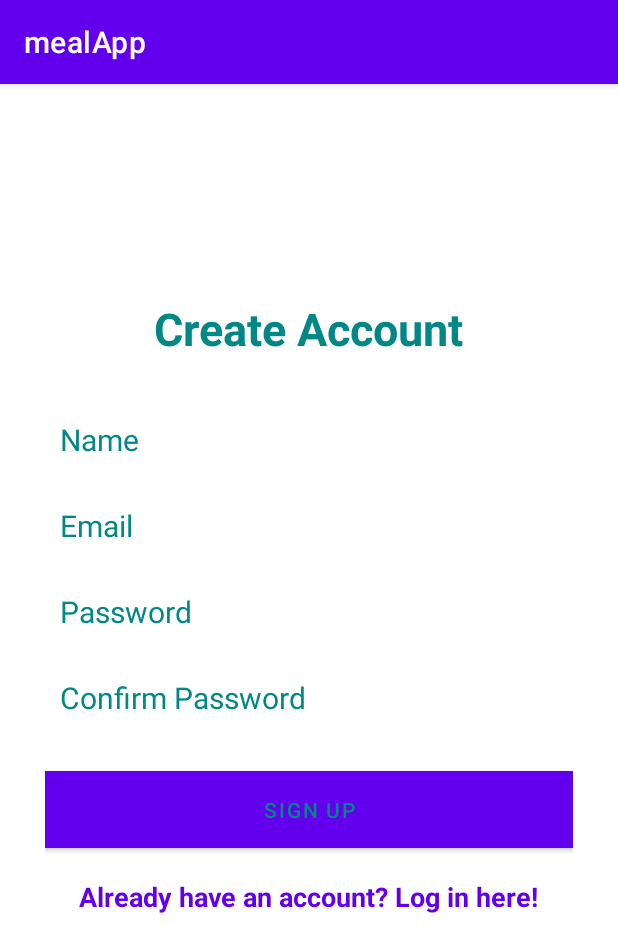
After one commit to kabue-moringa/meal-App, an Android app: the CreateAccountActivity screen opened directly, with no data from a screen before it, on a phone screen of 412 x 824 dp. The commit adds this screen. Shown: the top 952 px of the screen. Run offline under Robolectric (Android 15) with nearby library versions, the phone set to English and light mode, and no system bars.

Commit message:
make changes

```diff
--- a/app/build.gradle
+++ b/app/build.gradle
@@ -68,5 +68,7 @@ dependencies {
     implementation platform('com.google.firebase:firebase-bom:26.4.0')
     implementation 'com.google.firebase:firebase-analytics'
     apply plugin: 'com.google.gms.google-services'
+//    auth
+    implementation 'com.google.firebase:firebase-auth'
 
 }
--- a/app/src/main/AndroidManifest.xml
+++ b/app/src/main/AndroidManifest.xml
@@ -1,6 +1,6 @@
 <?xml version="1.0" encoding="utf-8"?>
 <manifest xmlns:android="http://schemas.android.com/apk/res/android"
-    package="com.moringaschool.mealapp" >
+    package="com.moringaschool.mealapp">
 
     <uses-permission android:name="android.permission.INTERNET" />
     <uses-permission android:name="android.permission.INTERNET" />
@@ -11,16 +11,16 @@
         android:label="@string/app_name"
         android:roundIcon="@mipmap/ic_launcher_round"
         android:supportsRtl="true"
-        android:theme="@style/Theme.MealApp" >
-        <activity android:name=".ui.SavedMealList" >
-        </activity>
+        android:theme="@style/Theme.MealApp">
+        <activity android:name=".ui.CreateAccountActivity"></activity>
+        <activity android:name=".ui.SavedMealList"></activity>
         <activity android:name=".ui.MealDetailActivity" />
-        <activity android:name=".MealListActivity" >
+        <activity android:name=".MealListActivity">
             <meta-data
                 android:name="android.support.PARENT_ACTIVITY"
-                android:value="com.moringaschool.mealapp.MainActivity" />
+                android:value="com.moringaschool.mealapp.ui.MainActivity" />
         </activity>
-        <activity android:name=".MainActivity" >
+        <activity android:name=".ui.MainActivity">
             <intent-filter>
                 <action android:name="android.intent.action.MAIN" />
 
--- /dev/null
+++ b/app/src/main/java/com/moringaschool/mealapp/ui/CreateAccountActivity.java
@@ -0,0 +1,16 @@
+package com.moringaschool.mealapp.ui;
+
+import androidx.appcompat.app.AppCompatActivity;
+
+import android.os.Bundle;
+
+import com.moringaschool.mealapp.R;
+
+public class CreateAccountActivity extends AppCompatActivity {
+
+    @Override
+    protected void onCreate(Bundle savedInstanceState) {
+        super.onCreate(savedInstanceState);
+        setContentView(R.layout.activity_create_account);
+    }
+}
--- a/app/src/main/java/com/moringaschool/mealapp/MainActivity.java
+++ b/app/src/main/java/com/moringaschool/mealapp/ui/MainActivity.java
@@ -1,16 +1,13 @@
-package com.moringaschool.mealapp;
+package com.moringaschool.mealapp.ui;
 
 import androidx.annotation.NonNull;
 import androidx.appcompat.app.AppCompatActivity;
 
 import android.content.Intent;
-import android.content.SharedPreferences;
 import android.os.Bundle;
-import android.preference.PreferenceManager;
 import android.util.Log;
 import android.view.View;
 import android.widget.Button;
-import android.widget.EditText;
 import android.widget.TextView;
 
 import com.google.firebase.database.DataSnapshot;
@@ -18,6 +15,9 @@ import com.google.firebase.database.DatabaseError;
 import com.google.firebase.database.DatabaseReference;
 import com.google.firebase.database.FirebaseDatabase;
 import com.google.firebase.database.ValueEventListener;
+import com.moringaschool.mealapp.Constants;
+import com.moringaschool.mealapp.MealListActivity;
+import com.moringaschool.mealapp.R;
 
 import butterknife.BindView;
 import butterknife.ButterKnife;
@@ -34,7 +34,7 @@ private DatabaseReference mSearchedMealReference;
 
 //    binding with butterknife
 @BindView(R.id.findMealsButton) Button mFindMealsButton;
-    @BindView(R.id.mealEditText) EditText mMealEditText;
+//    @BindView(R.id.mealEditText) EditText mMealEditText;
     @BindView(R.id.appNameTextView)TextView mAppNameTextView;
 
 
@@ -74,16 +74,16 @@ private DatabaseReference mSearchedMealReference;
     @Override
     public void onClick(View v){
         if (v == mFindMealsButton) {
-            String meal = mMealEditText.getText().toString();
+//            String meal = mMealEditText.getText().toString();
 
-            saveMealToFirebase(meal);
+//            saveMealToFirebase(meal);
 
 //            if(!(location).equals("")) {
 //                addToSharedPreferences(location);
 //            }
 
             Intent intent = new Intent(MainActivity.this, MealListActivity.class);
-            intent.putExtra("meal", meal);
+//            intent.putExtra("meal", meal);
             startActivity(intent);
         }
     }
--- /dev/null
+++ b/app/src/main/res/layout/activity_create_account.xml
@@ -0,0 +1,105 @@
+<?xml version="1.0" encoding="utf-8"?>
+<RelativeLayout xmlns:android="http://schemas.android.com/apk/res/android"
+    xmlns:app="http://schemas.android.com/apk/res-auto"
+    xmlns:tools="http://schemas.android.com/tools"
+    android:layout_width="match_parent"
+    android:layout_height="match_parent"
+    tools:context=".ui.CreateAccountActivity">
+    <LinearLayout
+        android:orientation="vertical"
+        android:layout_width="match_parent"
+        android:layout_height="wrap_content"
+        android:padding="30dp"
+        android:layout_centerVertical="true"
+        android:layout_centerHorizontal="true"
+        android:id="@+id/linearLayout">
+
+        <EditText
+            android:id="@+id/nameEditText"
+            android:layout_width="match_parent"
+            android:layout_height="wrap_content"
+            android:background="@android:color/white"
+            android:hint="Name"
+            android:nextFocusDown="@+id/passwordEditText"
+            android:padding="10dp"
+            android:layout_marginBottom="10dp"
+            android:textColor="@android:color/black"
+            android:textColorHint="@color/teal_700"
+            android:textSize="20sp" />
+
+        <EditText
+            android:id="@+id/emailEditText"
+            android:layout_width="match_parent"
+            android:layout_height="wrap_content"
+            android:background="@android:color/white"
+            android:hint="Email"
+            android:inputType="textEmailAddress"
+            android:nextFocusDown="@+id/passwordEditText"
+            android:padding="10dp"
+            android:layout_marginBottom="10dp"
+            android:textColor="@android:color/black"
+            android:textColorHint="@color/teal_700"
+            android:textSize="20sp" />
+
+        <EditText
+            android:id="@+id/passwordEditText"
+            android:layout_width="match_parent"
+            android:layout_height="wrap_content"
+            android:background="@android:color/white"
+            android:hint="Password"
+            android:inputType="textPassword"
+            android:nextFocusDown="@+id/passwordEditText"
+            android:padding="10dp"
+            android:layout_marginBottom="10dp"
+            android:textColor="@android:color/black"
+            android:textColorHint="@color/teal_700"
+            android:textSize="20sp" />
+
+        <EditText
+            android:id="@+id/confirmPasswordEditText"
+            android:layout_width="match_parent"
+            android:layout_height="wrap_content"
+            android:background="@android:color/white"
+            android:hint="Confirm Password"
+            android:inputType="textPassword"
+            android:nextFocusDown="@+id/passwordEditText"
+            android:padding="10dp"
+            android:layout_marginBottom="10dp"
+            android:textColor="@android:color/black"
+            android:textColorHint="@color/teal_700"
+            android:textSize="20sp" />
+
+
+        <Button
+            android:id="@+id/createUserButton"
+            android:layout_width="match_parent"
+            android:layout_height="wrap_content"
+            android:padding="10dp"
+            android:text="Sign up"
+            android:background="@color/teal_700"
+            android:layout_marginTop="15dp"
+            android:textColor="@color/teal_700" />
+
+        <TextView
+            android:layout_width="wrap_content"
+            android:layout_height="wrap_content"
+            android:layout_marginTop="20dp"
+            android:textColor="@color/purple_500"
+            android:textStyle="bold"
+            android:textSize="18sp"
+            android:text="Already have an account? Log in here!"
+            android:id="@+id/loginTextView"
+            android:layout_gravity="center_horizontal" />
+
+    </LinearLayout>
+
+    <TextView
+        android:layout_width="wrap_content"
+        android:layout_height="wrap_content"
+        android:text="Create Account"
+        android:textColor="@color/teal_700"
+        android:textSize="30dp"
+        android:textStyle="bold"
+        android:layout_above="@+id/linearLayout"
+        android:layout_centerHorizontal="true" />
+</RelativeLayout>
--- a/app/src/main/res/layout/activity_main.xml
+++ b/app/src/main/res/layout/activity_main.xml
@@ -24,16 +24,16 @@
         android:layout_alignParentTop="true"
         android:layout_centerHorizontal="true"
         android:textStyle="bold" />
-    <EditText
-        android:layout_width="wrap_content"
-        android:layout_height="wrap_content"
-        android:id="@+id/mealEditText"
-        android:background="@color/purple_500"
-        android:layout_above="@+id/findMealsButton"
-        android:layout_marginBottom="10dp"
-        android:padding="5dp"
-        android:hint="Enter Zip Code"
-        android:layout_centerHorizontal="true" />
+<!--    <EditText-->
+<!--        android:layout_width="wrap_content"-->
+<!--        android:layout_height="wrap_content"-->
+<!--        android:id="@+id/mealEditText"-->
+<!--        android:background="@color/purple_500"-->
+<!--        android:layout_above="@+id/findMealsButton"-->
+<!--        android:layout_marginBottom="10dp"-->
+<!--        android:padding="5dp"-->
+<!--        android:hint="Enter Zip Code"-->
+<!--        android:layout_centerHorizontal="true" />-->
 
 <!--    <Button-->
 <!--        android:layout_width="match_parent"-->
```
